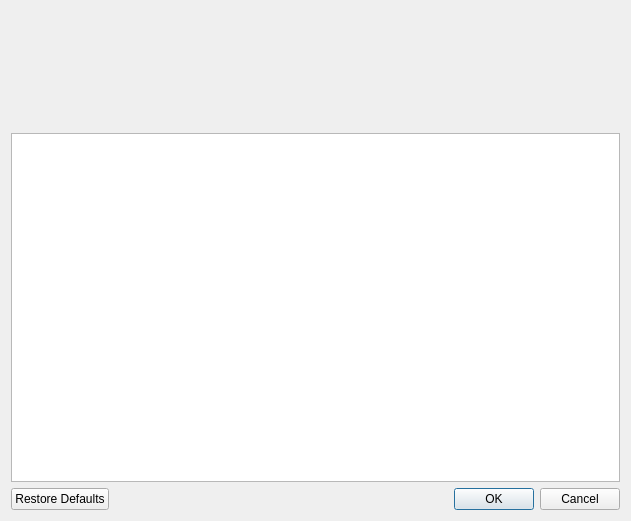
This is designer/addonconf.ui in ankitects/anki as Qt 5 draws it before an edit. The edited form follows.
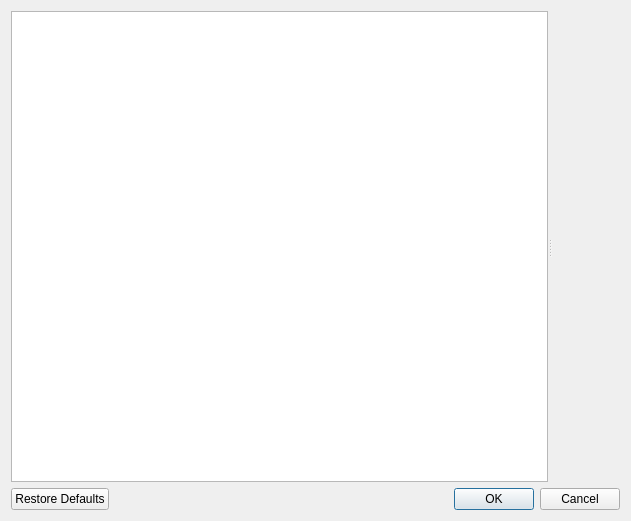
This is the edited form.

Commit message:
Switch to a horizontal, qsplitter-based layout for editor and help text
Also: Disable text wrapping in the editor area to reduce the likelihood
of users performing syntax errors.

Diff of the .ui file:
```diff
--- a/designer/addonconf.ui
+++ b/designer/addonconf.ui
@@ -18,11 +18,26 @@
   </property>
   <layout class="QVBoxLayout" name="verticalLayout">
    <item>
+    <widget class="QSplitter" name="splitter">
+     <property name="orientation">
+      <enum>Qt::Horizontal</enum>
+     </property>
+     <widget class="QPlainTextEdit" name="editor">
+      <property name="sizePolicy">
+       <sizepolicy hsizetype="Expanding" vsizetype="Expanding">
+        <horstretch>3</horstretch>
+        <verstretch>0</verstretch>
+       </sizepolicy>
+      </property>
+      <property name="lineWrapMode">
+       <enum>QPlainTextEdit::NoWrap</enum>
+      </property>
+     </widget>
     <widget class="QScrollArea" name="scrollArea">
      <property name="sizePolicy">
       <sizepolicy hsizetype="Expanding" vsizetype="Expanding">
-       <horstretch>0</horstretch>
-       <verstretch>1</verstretch>
+        <horstretch>1</horstretch>
+        <verstretch>0</verstretch>
       </sizepolicy>
      </property>
      <property name="frameShape">
@@ -36,12 +51,21 @@
        <rect>
         <x>0</x>
         <y>0</y>
-        <width>607</width>
-        <height>112</height>
+         <width>80</width>
+         <height>470</height>
        </rect>
       </property>
       <layout class="QVBoxLayout" name="verticalLayout_2">
-       <property name="margin">
+        <property name="leftMargin">
+         <number>4</number>
+        </property>
+        <property name="topMargin">
+         <number>0</number>
+        </property>
+        <property name="rightMargin">
+         <number>0</number>
+        </property>
+        <property name="bottomMargin">
         <number>0</number>
        </property>
        <item>
@@ -66,15 +90,6 @@
       </layout>
      </widget>
     </widget>
-   </item>
-   <item>
-    <widget class="QPlainTextEdit" name="editor">
-     <property name="sizePolicy">
-      <sizepolicy hsizetype="Expanding" vsizetype="Expanding">
-       <horstretch>0</horstretch>
-       <verstretch>3</verstretch>
-      </sizepolicy>
-     </property>
     </widget>
    </item>
    <item>
```
Lines whose indentation alone changed are shown as unchanged.
